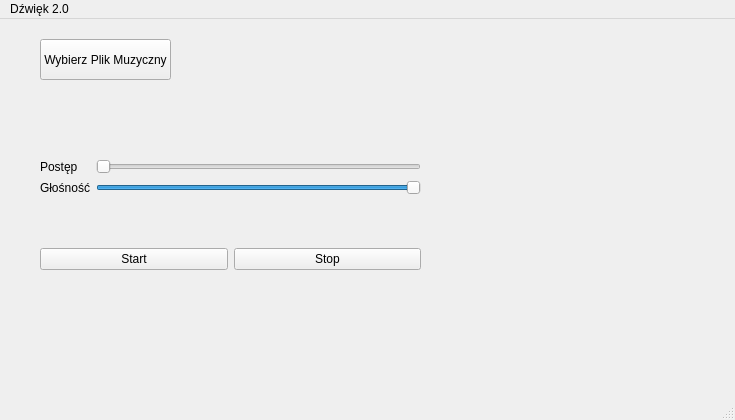
Above: mainwindow.ui from Cyrus440/Projekt1-AplikacjaMuzyczna before the change. Below: the same form after it.
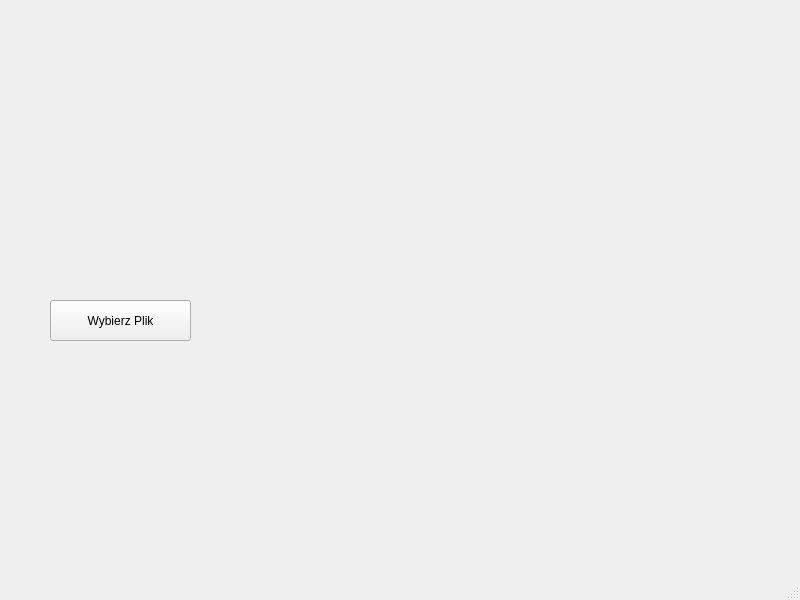
That is the form after the change.

```diff
--- a/mainwindow.ui
+++ b/mainwindow.ui
@@ -6,8 +6,8 @@
    <rect>
     <x>0</x>
     <y>0</y>
-    <width>735</width>
-    <height>420</height>
+    <width>800</width>
+    <height>600</height>
    </rect>
   </property>
   <property name="windowTitle">
@@ -17,102 +17,28 @@
    <widget class="QPushButton" name="pushButton">
     <property name="geometry">
      <rect>
-      <x>40</x>
-      <y>20</y>
-      <width>131</width>
+      <x>50</x>
+      <y>300</y>
+      <width>141</width>
       <height>41</height>
      </rect>
     </property>
     <property name="text">
-     <string>Wybierz Plik Muzyczny</string>
+     <string>Wybierz Plik</string>
     </property>
    </widget>
-   <widget class="QWidget" name="layoutWidget">
-    <property name="geometry">
-     <rect>
-      <x>40</x>
-      <y>140</y>
-      <width>381</width>
-      <height>111</height>
-     </rect>
-    </property>
-    <layout class="QVBoxLayout" name="verticalLayout">
-     <item>
-      <layout class="QFormLayout" name="formLayout">
-       <item row="0" column="0">
-        <widget class="QLabel" name="label_2">
-         <property name="text">
-          <string>Postęp</string>
-         </property>
-        </widget>
-       </item>
-       <item row="0" column="1">
-        <widget class="QSlider" name="horizontalSlider_Progress">
-         <property name="orientation">
-          <enum>Qt::Horizontal</enum>
-         </property>
-        </widget>
-       </item>
-       <item row="1" column="0">
-        <widget class="QLabel" name="label">
-         <property name="text">
-          <string>Głośność</string>
-         </property>
-        </widget>
-       </item>
-       <item row="1" column="1">
-        <widget class="QSlider" name="horizontalSlider_Volume">
-         <property name="maximum">
-          <number>100</number>
-         </property>
-         <property name="value">
-          <number>100</number>
-         </property>
-         <property name="orientation">
-          <enum>Qt::Horizontal</enum>
-         </property>
-        </widget>
-       </item>
-      </layout>
-     </item>
-     <item>
-      <layout class="QHBoxLayout" name="horizontalLayout">
-       <item>
-        <widget class="QPushButton" name="pushButton_2">
-         <property name="text">
-          <string>Start</string>
-         </property>
-        </widget>
-       </item>
-       <item>
-        <widget class="QPushButton" name="pushButton_3">
-         <property name="text">
-          <string>Stop</string>
-         </property>
-        </widget>
-       </item>
-      </layout>
-     </item>
-    </layout>
-   </widget>
   </widget>
-  <widget class="QStatusBar" name="statusbar"/>
-  <widget class="QMenuBar" name="menuBar">
+  <widget class="QMenuBar" name="menubar">
    <property name="geometry">
     <rect>
      <x>0</x>
      <y>0</y>
-     <width>735</width>
+     <width>800</width>
      <height>20</height>
     </rect>
    </property>
-   <widget class="QMenu" name="menuD_wi_k_2_0">
-    <property name="title">
-     <string>Dźwięk 2.0</string>
-    </property>
-   </widget>
-   <addaction name="menuD_wi_k_2_0"/>
   </widget>
+  <widget class="QStatusBar" name="statusbar"/>
  </widget>
  <resources/>
  <connections/>
```
